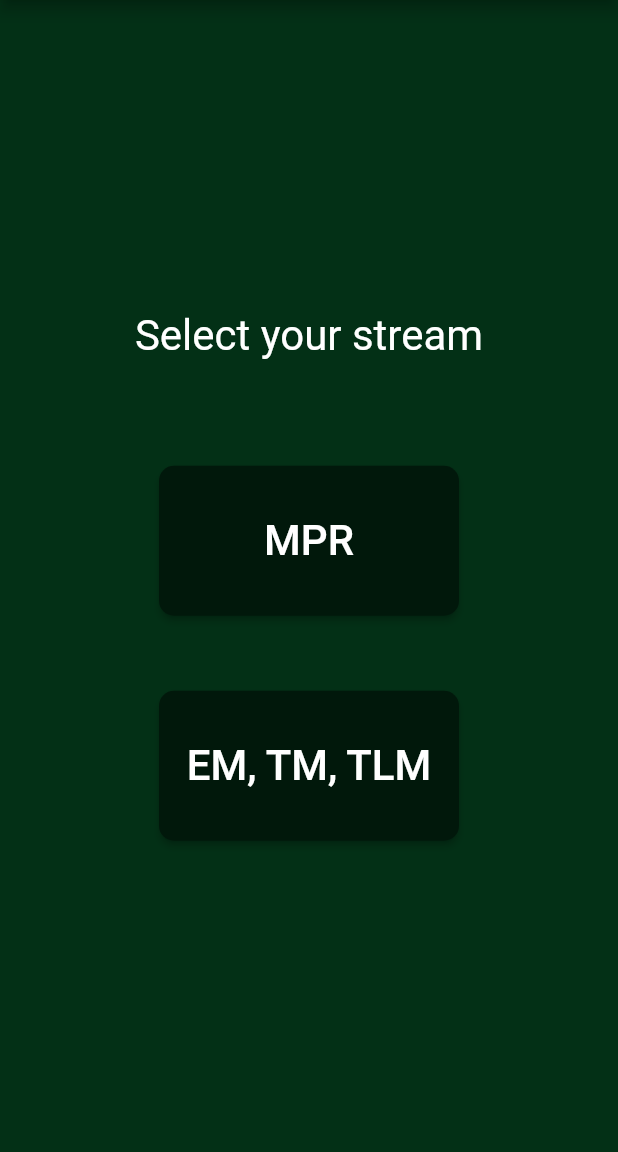
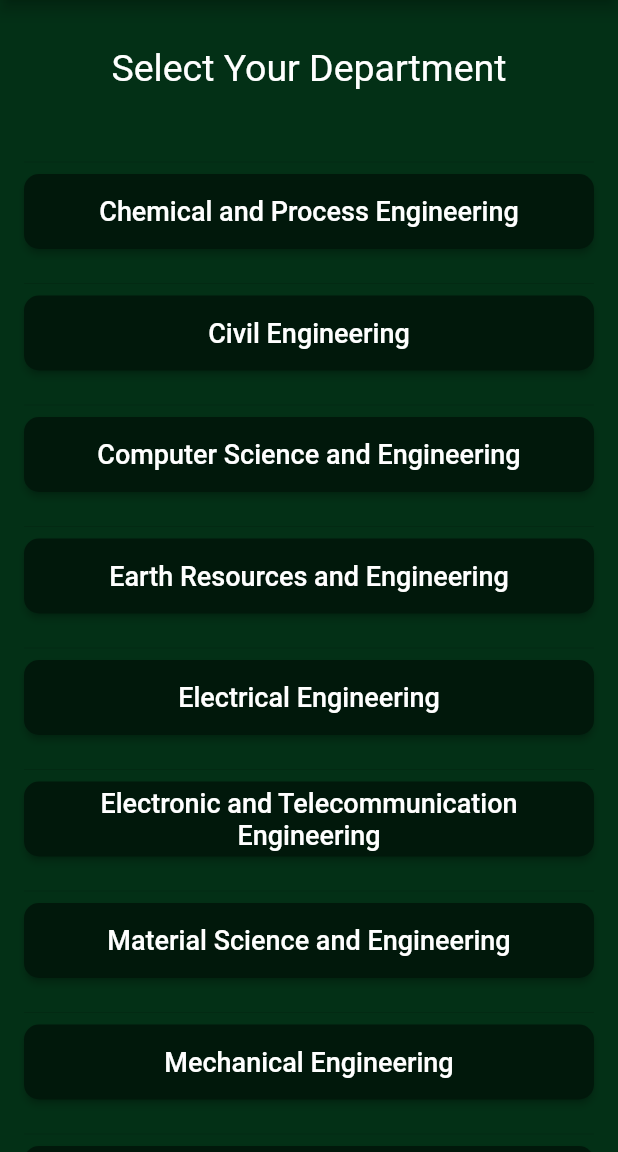
Before and after one commit to CodeX97/GPA_Cal, a Flutter app: the screen it shows after launch, on a phone screen of 412 x 824 dp, the part 84-1236 px from its top. Run offline on Flutter 3.47's test engine with Material 2 defaults, Android fonts, the phone set to English and light mode, and no system bars.

```diff
--- a/lib/main.dart
+++ b/lib/main.dart
@@ -15,167 +15,70 @@ class MyApp extends StatelessWidget {
   }
 }
 
-class Course {
-  //TODO implement as needed
-}
-
 //-----------------------------------First Screen Implementation-----------------------------------
 class StartQ extends StatefulWidget {
   StartQState createState() => StartQState();
 }
 
 class StartQState extends State<StartQ> {
+  final _departments = <String>[
+    'Chemical and Process Engineering',
+    'Civil Engineering',
+    'Computer Science and Engineering',
+    'Earth Resources and Engineering',
+    'Electrical Engineering',
+    'Electronic and Telecommunication Engineering',
+    'Material Science and Engineering',
+    'Mechanical Engineering',
+    'Textile and Clothing Technology',
+    'Transport and Logistics Management'
+  ];
   Widget build(BuildContext context) {
     return Scaffold(
       appBar: AppBar(
         title: Text('GPA Calculator  |  Uom E-Fac'),
       ),
-      body: _buildIsMPR(),
+      body: _buildSelectDept(),
       backgroundColor: Color.fromRGBO(3, 48, 22, 1),
     );
   }
 
-  Widget _buildIsMPR() {
-    return Center(
-      child: Column(
-        mainAxisSize: MainAxisSize.min,
-        children: <Widget>[
-          Text(
-            'Select your stream',
-            style: TextStyle(color: Colors.white, fontSize: 28),
-          ),
-          const SizedBox(height: 70),
-          ButtonTheme(
-            minWidth: 200.0,
-            height: 100.0,
-            child: RaisedButton(
-              onPressed: _pushToMPR,
-              textColor: Colors.white,
-              color: Color.fromRGBO(1, 24, 11, 1),
-              padding: const EdgeInsets.all(0.0),
-              shape: RoundedRectangleBorder(
-                  borderRadius: new BorderRadius.circular(10.0)),
-              child: const Text('MPR', style: TextStyle(fontSize: 28)),
-            ),
-          ),
-          const SizedBox(height: 50),
-          ButtonTheme(
-            minWidth: 200.0,
-            height: 100.0,
-            child: RaisedButton(
-              onPressed: _pushToOther,
-              textColor: Colors.white,
-              color: Color.fromRGBO(1, 24, 11, 1),
-              padding: const EdgeInsets.all(0.0),
-              shape: RoundedRectangleBorder(
-                  borderRadius: new BorderRadius.circular(10.0)),
-              child: const Text('EM, TM, TLM', style: TextStyle(fontSize: 28)),
-            ),
-          ),
-        ],
-      ),
-    );
+  Widget _buildSelectDept() {
+    return ListView.builder(
+        padding: const EdgeInsets.all(16.0),
+        itemCount: (_departments.length * 2) + 1,
+        itemBuilder: (context, i) {
+          if (i == 0)
+            return Padding(
+                padding: EdgeInsets.fromLTRB(0.0, 15.0, 0.0, 40.0),
+                child: Text(
+                  'Select Your Department',
+                  textAlign: TextAlign.center,
+                  style: TextStyle(fontSize: 25, color: Colors.white),
+                ));
+          if (i.isOdd) return Divider();
+          final index = i ~/ 2;
+          return _buildRow(_departments[index - 1]);
+        });
   }
 
-  void _pushToMPR() {
-    Navigator.push(
-      context,
-      new MaterialPageRoute(builder: (context) => new MPRFirstScreen()),
-    );
+  Widget _buildRow(department) {
+    return Padding(
+        padding: EdgeInsets.fromLTRB(0.0, 0.0, 0.0, 15.0),
+        child: ButtonTheme(
+          minWidth: 350.0,
+          height: 50.0,
+          child: RaisedButton(
+            onPressed: () => navigateToRoute(department),
+            textColor: Colors.white,
+            color: Color.fromRGBO(1, 24, 11, 1),
+            shape: RoundedRectangleBorder(
+                borderRadius: new BorderRadius.circular(10.0)),
+            child: Text(department,
+                textAlign: TextAlign.center, style: TextStyle(fontSize: 18)),
+          ),
+        ));
   }
 
-  void _pushToOther() {
-    Navigator.push(
-      context,
-      new MaterialPageRoute(builder: (context) => new OtherFirstScreen()),
-    );
-  }
+  void navigateToRoute(String department) {}
 }
-//-----------------------------------End of First Screen Implementation--------------------------
-
-class LabeledRadio extends StatelessWidget {
-  const LabeledRadio({
-    this.label,
-    this.padding,
-    this.groupValue,
-    this.value,
-    this.onChanged,
-  });
-
-  final String label;
-  final EdgeInsets padding;
-  final bool groupValue;
-  final bool value;
-  final Function onChanged;
-
-  @override
-  Widget build(BuildContext context) {
-    return InkWell(
-      onTap: () {
-        if (value != groupValue) onChanged(value);
-      },
-      child: Padding(
-        padding: padding,
-        child: Row(
-          children: <Widget>[
-            Radio<bool>(
-              groupValue: groupValue,
-              value: value,
-              onChanged: (bool newValue) {
-                onChanged(newValue);
-              },
-            ),
-            Text(label),
-          ],
-        ),
-      ),
-    );
-  }
-}
-
-//-----------------------------------MPR First Screen Implementation-----------------------------
-class MPRFirstScreen extends StatelessWidget {
-  @override
-  Widget build(BuildContext context) {
-    return new Scaffold(
-      appBar: new AppBar(
-        title: Text('MPR'),
-      ),
-      body: _mprSelect(),
-      backgroundColor: Color.fromRGBO(3, 48, 22, 1),
-    );
-  }
-
-  Widget _mprSelect() {
-    return Center(
-      child: Column(
-        mainAxisSize: MainAxisSize.min,
-        children: <Widget>[
-          Text(
-            "Semester you're currently enrolled in",
-            style: TextStyle(color: Colors.white, fontSize: 23),
-          ),
-        ],
-      ),
-    );
-  }
-}
-
-//-----------------------------------End of MPR First Screen Implementation------------------------
-
-//-----------------------------------Other First Screen Implementation-----------------------------
-class OtherFirstScreen extends StatelessWidget {
-  @override
-  Widget build(BuildContext context) {
-    return new Scaffold(
-      appBar: new AppBar(
-        title: Text('EM | TM | TLM'),
-      ),
-      body: _otherSelect(),
-    );
-  }
-
-  Widget _otherSelect() {
-    return null;
-  }
-}
```
